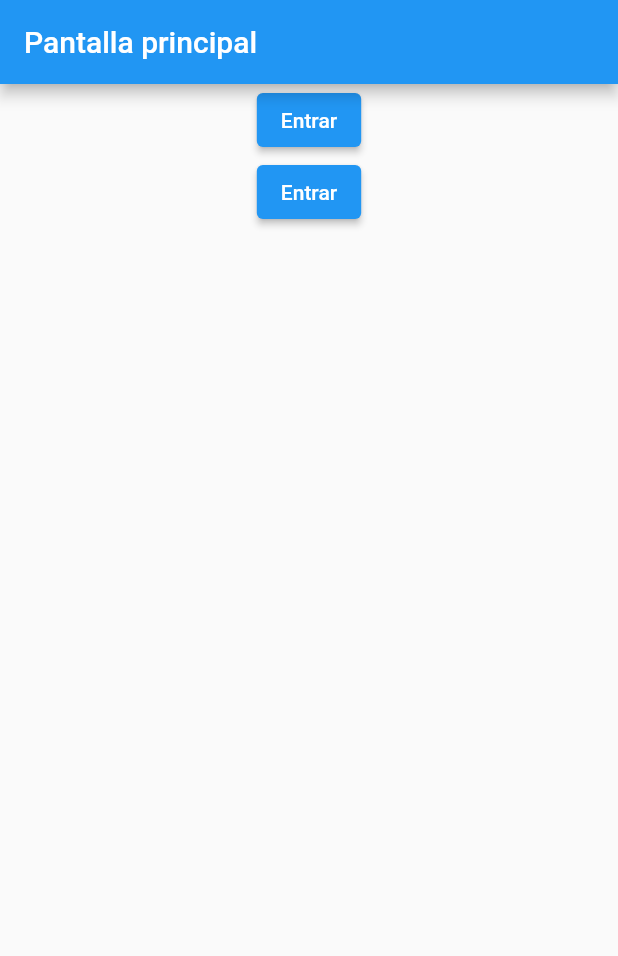
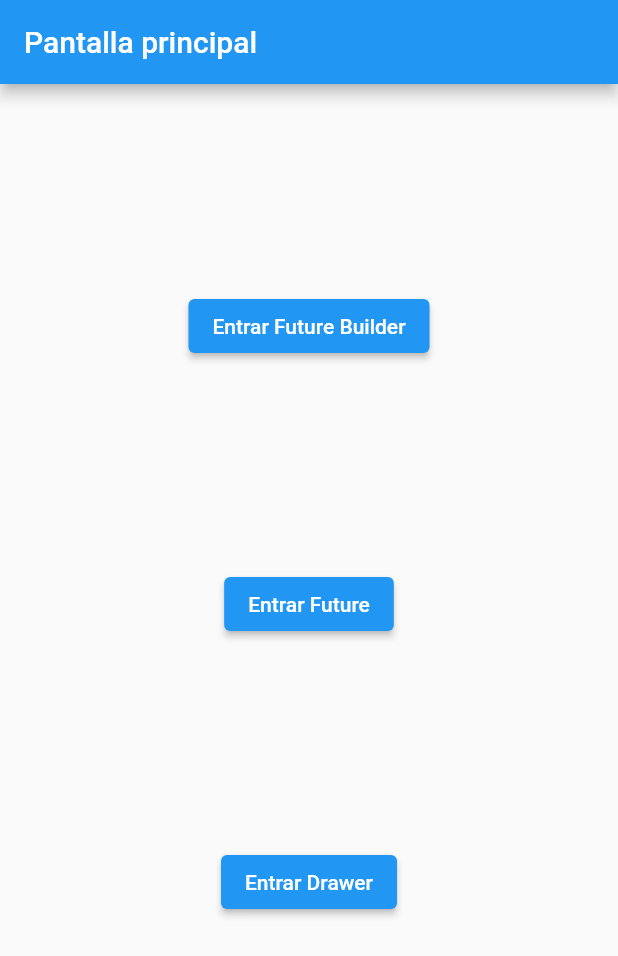
Before and after one commit to PabloRuiz1312/TareasFlutter, a Flutter app: the screen it shows after launch, on a phone screen of 412 x 824 dp. Shown: the top 956 px of the screen. Run offline on Flutter 3.47's test engine with Material 2 defaults, Android fonts, the phone set to English and light mode, and no system bars.

Commit message:
Se realiza el drawer

```diff
--- /dev/null
+++ b/tareas_flutter/lib/drawer/drawer_screen.dart
@@ -0,0 +1,20 @@
+import 'package:flutter/material.dart';
+import 'package:tareas_flutter/drawer/second_screen.dart';
+
+class DrawerScreen extends StatelessWidget {
+  const DrawerScreen({super.key});
+
+  @override
+  Widget build(BuildContext context) {
+    return Scaffold(
+        appBar: AppBar(title: const Text("Drawer Screen")),
+        body: const Center(child: Text("Pantalla del drawer") ,),
+        drawer: Drawer(child: IconButton(onPressed: ()
+        {
+          Navigator.pop(context);
+          Navigator.push(context, MaterialPageRoute(builder: (context) => const SecondScreen()));
+        },
+        icon: const Icon(Icons.screen_lock_landscape))),
+    );
+  }
+}
--- a/tareas_flutter/lib/future_builder/home_screen.dart
+++ b/tareas_flutter/lib/future_builder/home_screen.dart
@@ -1,4 +1,5 @@
 import 'package:flutter/material.dart';
+import 'package:tareas_flutter/drawer/drawer_screen.dart';
 import 'package:tareas_flutter/future/future_screen.dart';
 import 'package:tareas_flutter/future_builder/future_screen.dart';
 
@@ -7,21 +8,32 @@ class HomeScreen extends StatelessWidget {
 
   @override
   Widget build(BuildContext context) {
+    final separator = Container(
+      width: double.infinity,
+      height: MediaQuery.of(context).size.height / 6);
     return Scaffold(
       appBar: AppBar(title: const Text("Pantalla principal")),
       body: Center( child: Column(
         children: [
-          ElevatedButton(
+          separator,
+        ElevatedButton(
         onPressed: (){
         Navigator.push(context, MaterialPageRoute(builder: (context) => const FutureClass()));
       },
-      child: const Text("Entrar")
+      child: const Text("Entrar Future Builder")
       ),
+      separator,
       ElevatedButton(onPressed: (){
         Navigator.push(context,MaterialPageRoute(builder: (context) => const SimpleFutureClass()));
       },
-      child: const Text("Entrar")
-      )
+      child: const Text("Entrar Future")
+      ),
+      separator,
+      ElevatedButton(onPressed: ()
+      {
+        Navigator.push(context, MaterialPageRoute(builder: (context) => const DrawerScreen()));
+      },
+      child: const Text("Entrar Drawer"))
         ],
       )
       )
```
Also changed, not shown: tareas_flutter/lib/drawer/second_screen.dart (added, +13 -0 lines).
